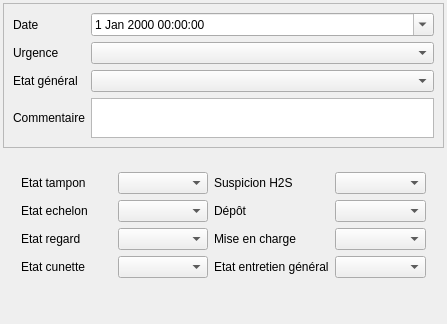
Above: Lamia/iface/qgiswidget/tools/toolprepro/base3_urbandrainage/lamiabase_ud_observation_tool_ui_CD41.ui from Artelia/Lamia before the change. Below: the same form after it.
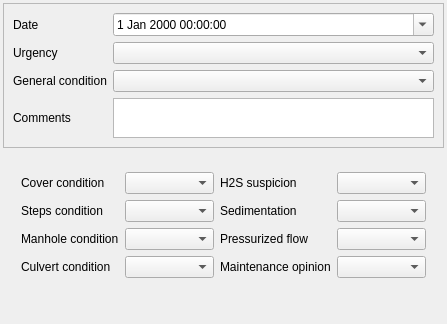
That is the form after the change. The open tabs and pages were chosen to show the change. Icons and pictures are not drawn.

```diff
--- a/Lamia/iface/qgiswidget/tools/toolprepro/base3_urbandrainage/lamiabase_ud_observation_tool_ui_CD41.ui
+++ b/Lamia/iface/qgiswidget/tools/toolprepro/base3_urbandrainage/lamiabase_ud_observation_tool_ui_CD41.ui
@@ -48,7 +48,7 @@
       <item row="1" column="0">
        <widget class="QLabel" name="label_5">
         <property name="text">
-         <string>Urgence</string>
+         <string>Urgency</string>
         </property>
         <property name="wordWrap">
          <bool>true</bool>
@@ -68,7 +68,7 @@
       <item row="2" column="0">
        <widget class="QLabel" name="label_21">
         <property name="text">
-         <string>Etat général</string>
+         <string>General condition</string>
         </property>
         <property name="wordWrap">
          <bool>true</bool>
@@ -81,7 +81,7 @@
       <item row="3" column="0">
        <widget class="QLabel" name="label_7">
         <property name="text">
-         <string>Commentaire</string>
+         <string>Comments</string>
         </property>
         <property name="wordWrap">
          <bool>true</bool>
@@ -195,7 +195,7 @@
            <item row="0" column="0">
             <widget class="QLabel" name="label_10">
              <property name="text">
-              <string>Etat tampon</string>
+              <string>Cover condition</string>
              </property>
              <property name="wordWrap">
               <bool>true</bool>
@@ -208,7 +208,7 @@
            <item row="1" column="0">
             <widget class="QLabel" name="label_11">
              <property name="text">
-              <string>Etat echelon</string>
+              <string>Steps condition</string>
              </property>
              <property name="wordWrap">
               <bool>true</bool>
@@ -218,7 +218,7 @@
            <item row="3" column="0">
             <widget class="QLabel" name="label_13">
              <property name="text">
-              <string>Etat cunette</string>
+              <string>Culvert condition</string>
              </property>
              <property name="wordWrap">
               <bool>true</bool>
@@ -231,7 +231,7 @@
            <item row="2" column="0">
             <widget class="QLabel" name="label_12">
              <property name="text">
-              <string>Etat regard</string>
+              <string>Manhole condition</string>
              </property>
              <property name="wordWrap">
               <bool>true</bool>
@@ -247,7 +247,7 @@
            <item row="0" column="2">
             <widget class="QLabel" name="label_14">
              <property name="text">
-              <string>Suspicion H2S</string>
+              <string>H2S suspicion</string>
              </property>
              <property name="wordWrap">
               <bool>true</bool>
@@ -260,7 +260,7 @@
            <item row="1" column="2">
             <widget class="QLabel" name="label_15">
              <property name="text">
-              <string>Dépôt</string>
+              <string>Sedimentation</string>
              </property>
              <property name="wordWrap">
               <bool>true</bool>
@@ -273,7 +273,7 @@
            <item row="2" column="2">
             <widget class="QLabel" name="label_16">
              <property name="text">
-              <string>Mise en charge</string>
+              <string>Pressurized flow</string>
              </property>
              <property name="wordWrap">
               <bool>true</bool>
@@ -286,7 +286,7 @@
            <item row="3" column="2">
             <widget class="QLabel" name="label_17">
              <property name="text">
-              <string>Etat entretien général</string>
+              <string>Maintenance opinion</string>
              </property>
              <property name="wordWrap">
               <bool>true</bool>
```
Left out of the diff: 10 changed lines with no effect on the pictures.
